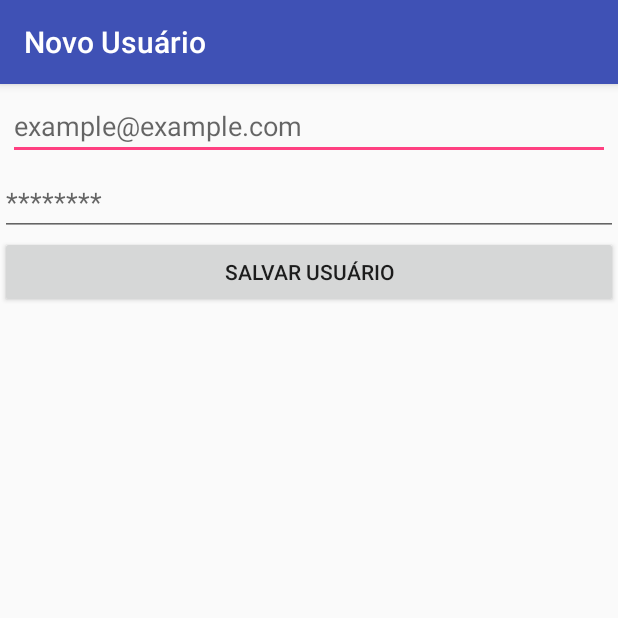
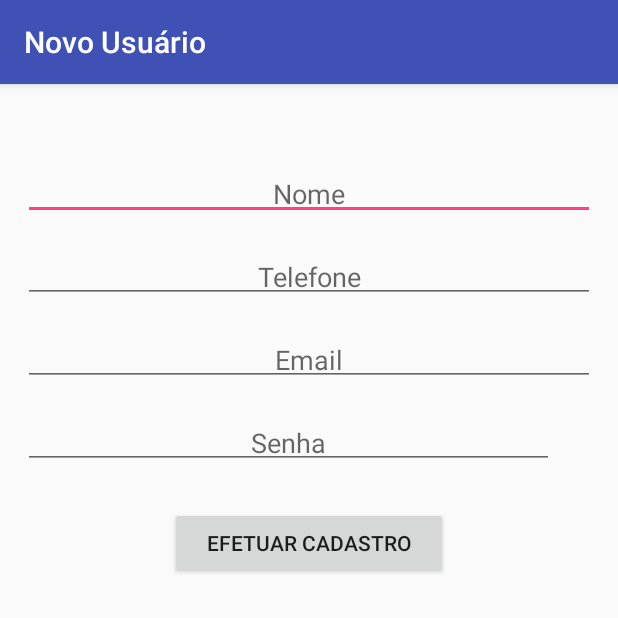
Before and after one commit to FXXPSDEV/app-clientes, an Android app: the NewUserActivity screen opened directly, with no data from a screen before it, on a phone screen of 412 x 824 dp, the top half of it. Run offline under Robolectric (Android 15) with nearby library versions, the phone set to English and light mode, and no system bars; our stand-ins replace Firebase (no records; nobody signed in at launch, a user with empty details on screens opened directly).

Commit message:
Login/Cadastro(faltando)

```diff
--- a/app/build.gradle
+++ b/app/build.gradle
@@ -58,5 +58,7 @@ dependencies {
     // optional - Test helpers for LiveData
     testImplementation "android.arch.core:core-testing:$lifecycle_version"
     /* FIM LiveData e ViewModel */
+    compile 'com.google.firebase:firebase-database:16.0.1'
+    compile 'com.google.firebase:firebase-auth:16.0.3'
 }
 apply plugin: 'com.google.gms.google-services'
--- a/app/src/main/AndroidManifest.xml
+++ b/app/src/main/AndroidManifest.xml
@@ -1,6 +1,8 @@
 <?xml version="1.0" encoding="utf-8"?>
 <manifest xmlns:android="http://schemas.android.com/apk/res/android"
     package="br.edu.ifc.videira.crud">
+
+    <uses-permission android:name="android.permission.INTERNET"/>
 
     <application
         android:allowBackup="true"
--- a/app/src/main/java/br/edu/ifc/videira/crud/MainActivity.java
+++ b/app/src/main/java/br/edu/ifc/videira/crud/MainActivity.java
@@ -113,7 +113,7 @@ public class MainActivity extends AppCompatActivity
         return true;
     }
 
-    public void onActivityResult(int requestCode, int resultCode, Intent data) {
+   /* public void onActivityResult(int requestCode, int resultCode, Intent data) {
         super.onActivityResult(requestCode, resultCode, data);
 
         if (requestCode == NEW_USER_ACTIVITY_REQUEST_CODE && resultCode == RESULT_OK) {
@@ -126,5 +126,5 @@ public class MainActivity extends AppCompatActivity
                     "Não foi possível salvar.",
                     Toast.LENGTH_LONG).show();
         }
-    }
+    }*/
 }
--- a/app/src/main/res/layout/activity_new_user.xml
+++ b/app/src/main/res/layout/activity_new_user.xml
@@ -5,31 +5,68 @@
     android:layout_width="match_parent"
     android:layout_height="match_parent"
     android:orientation="vertical"
+    android:padding="5dp"
     tools:context="br.edu.ifc.videira.crud.NewUserActivity">
 
 
 
     <EditText
+        android:layout_width="match_parent"
+        android:layout_height="wrap_content"
+        android:layout_marginBottom="10dp"
+        android:layout_marginLeft="10dp"
+        android:layout_marginRight="10dp"
+        android:layout_marginTop="50dp"
+        android:ems="10"
+        android:gravity="center_vertical|center_horizontal|center"
+        android:hint="Nome"
+        android:inputType="textPersonName"
+        android:padding="5dp"
+        android:paddingTop="50dp"
+        android:id="@+id/editTextName"/>
+    <EditText
+        android:id="@+id/editTextPhone"
+        android:layout_width="match_parent"
+        android:layout_height="wrap_content"
+        android:layout_margin="10dp"
+        android:ems="10"
+        android:gravity="center_vertical|center_horizontal|center"
+        android:hint="Telefone"
+        android:inputType="phone"
+        android:padding="5dp" />
+
+    <EditText
         android:id="@+id/editTextUserEmail"
         android:layout_width="match_parent"
         android:layout_height="wrap_content"
-        android:hint="example@example.com"
+        android:layout_margin="10dp"
         android:ems="10"
+        android:gravity="center_vertical|center_horizontal|center"
+        android:hint="Email"
         android:inputType="textEmailAddress"
-        android:layout_margin="5dp"/>
+        android:padding="5dp" />
+
 
     <EditText
         android:id="@+id/editTextUserPassword"
-        android:hint="********"
-        android:layout_width="match_parent"
+        android:layout_width="354dp"
         android:layout_height="wrap_content"
+        android:layout_gravity="fill_vertical|fill_horizontal"
+        android:layout_margin="10dp"
         android:ems="10"
-        android:inputType="numberPassword" />
+        android:gravity="center_vertical|center_horizontal|center"
+        android:hint="Senha"
+        android:inputType="textPassword"
+        android:padding="5dp" />
 
     <Button
         android:id="@+id/btnSaveUser"
-        android:layout_width="match_parent"
+        android:layout_width="185dp"
         android:layout_height="wrap_content"
-        android:text="Salvar Usuário" />
+        android:layout_gravity="center_horizontal|center"
+        android:layout_margin="15dp"
+        android:baselineAligned="false"
+        android:padding="5dp"
+        android:text="Efetuar Cadastro" />
 
 </LinearLayout>
```
Also changed, not shown: app/src/main/java/br/edu/ifc/videira/crud/LoginActivity.java (added, +75 -0 lines), app/src/main/java/br/edu/ifc/videira/crud/NewUserActivity.java (+37 -3 lines), app/src/main/java/br/edu/ifc/videira/crud/dao/configFirebase.java (added, +25 -0 lines), app/src/main/java/br/edu/ifc/videira/crud/entities/User.java (+21 -0 lines), app/src/main/java/br/edu/ifc/videira/crud/helper/Base64Custom.java (added, +14 -0 lines), app/src/main/java/br/edu/ifc/videira/crud/helper/preferences.java (added, +38 -0 lines), 22 other files.
